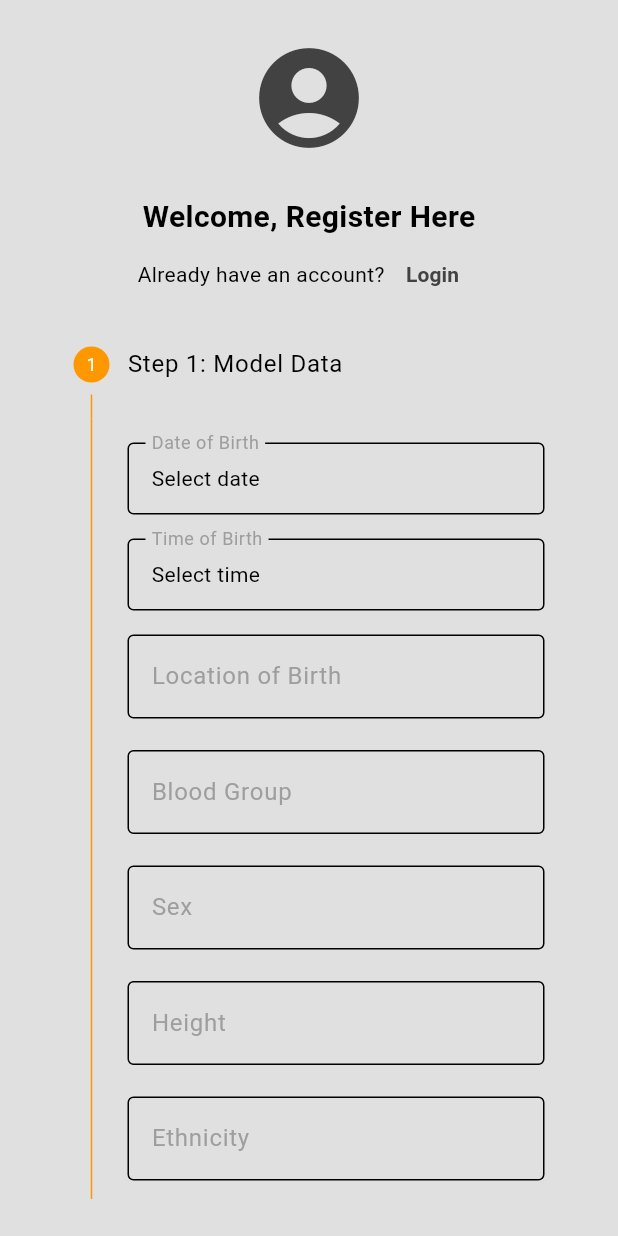
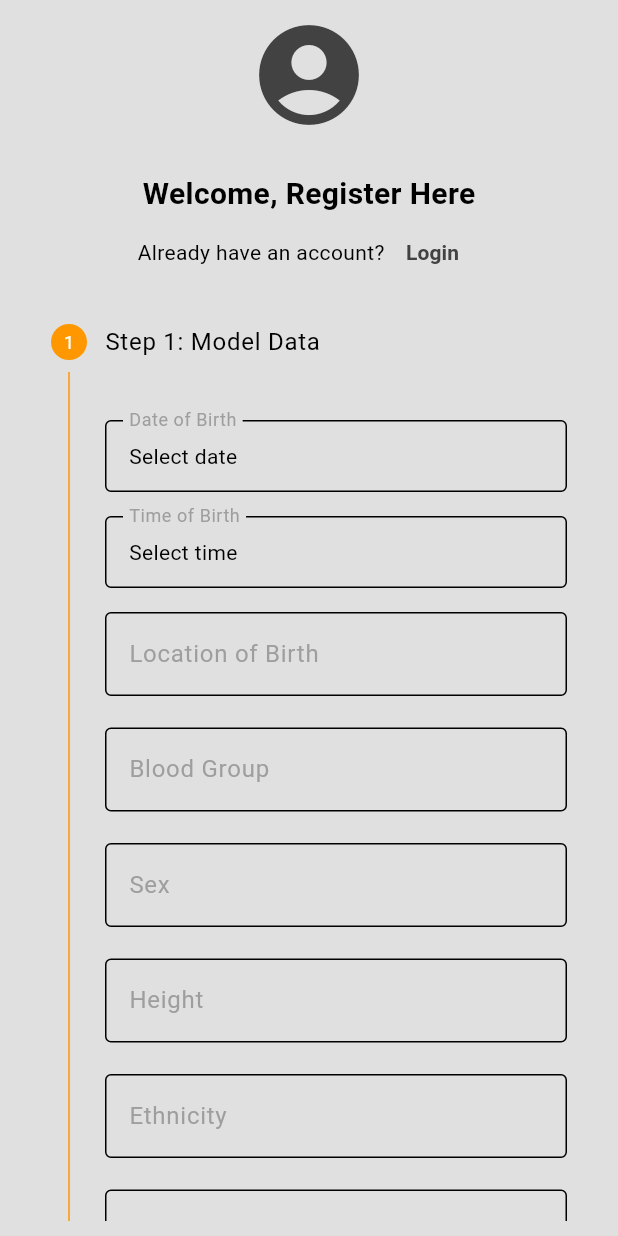
Before and after one commit to itsvishwa/Biomark, a Flutter app: the RegisterPage screen opened directly, on a phone screen of 412 x 824 dp. Run offline on Flutter 3.47's test engine with Material 3 defaults, Android fonts, the light colour scheme and no system bars; our stand-ins replace cloud_firestore, firebase_core; accounts and stored records are empty.

Commit message:
did some changes

```diff
--- a/lib/pages/register_page.dart
+++ b/lib/pages/register_page.dart
@@ -169,7 +169,7 @@ class _RegisterPageState extends State<RegisterPage> {
       backgroundColor: Theme.of(context).colorScheme.background,
       body: Center(
         child: Padding(
-          padding: const EdgeInsets.all(25.0),
+          padding: const EdgeInsets.all(10.0),
           child: Column(
             mainAxisAlignment: MainAxisAlignment.start,
             children: [
```
Also changed, not shown: 1 other file.
